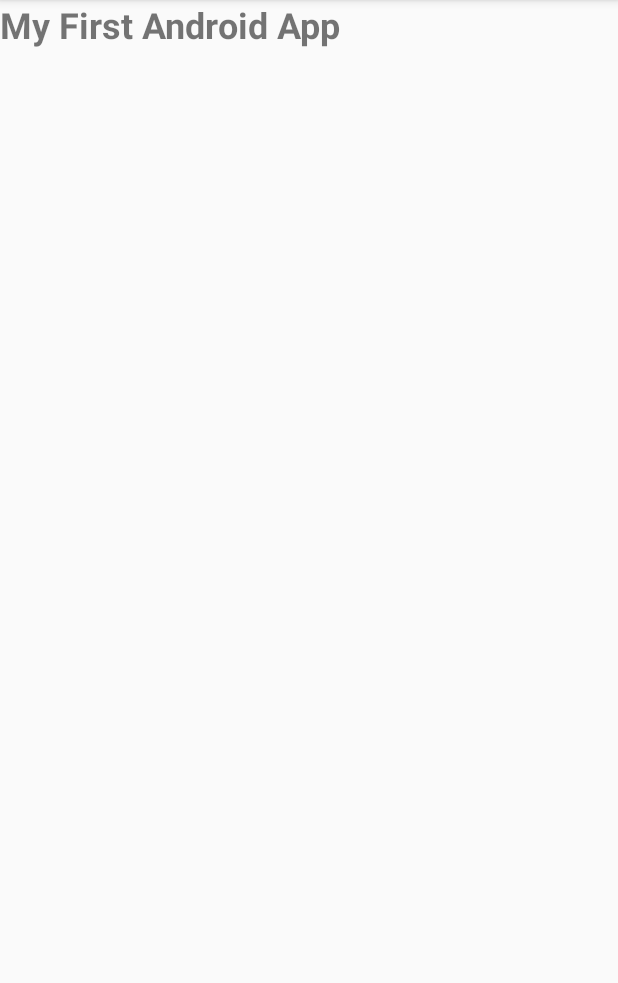
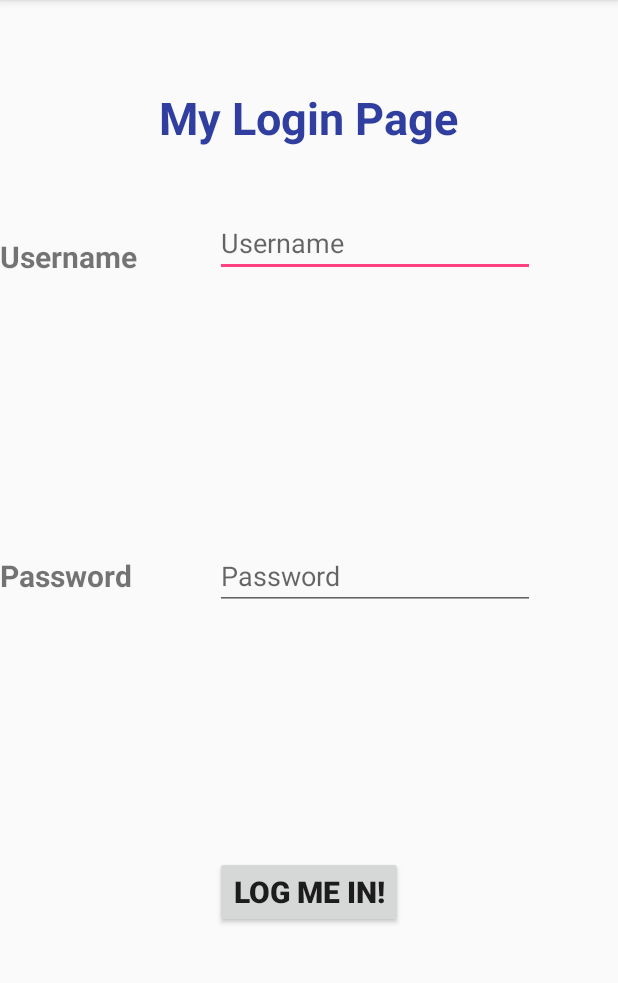
Before and after one commit to gauravpunn39/android-assignments, an Android app: the screen it shows after launch (MainActivity), on a phone screen of 412 x 824 dp, the part 84-1067 px from its top. Run offline under Robolectric (Android 15) with nearby library versions, the phone set to English and light mode, and no system bars.

Commit message:
Application Icon Changed and Toasts are created for each method of life cycle of Activity also Toast for onCreate method appears in Center

```diff
--- a/HelloWorld/app/src/main/AndroidManifest.xml
+++ b/HelloWorld/app/src/main/AndroidManifest.xml
@@ -4,9 +4,9 @@
 
     <application
         android:allowBackup="true"
-        android:icon="@mipmap/ic_launcher"
+        android:icon="@mipmap/hello"
         android:label="@string/app_name"
-        android:roundIcon="@mipmap/ic_launcher_round"
+        android:roundIcon="@mipmap/hello"
         android:supportsRtl="true"
         android:theme="@style/AppTheme">
         <activity android:name=".MainActivity">
--- a/HelloWorld/app/src/main/java/com/gauravpunn/helloworld/MainActivity.java
+++ b/HelloWorld/app/src/main/java/com/gauravpunn/helloworld/MainActivity.java
@@ -2,12 +2,55 @@ package com.gauravpunn.helloworld;
 
 import android.support.v7.app.AppCompatActivity;
 import android.os.Bundle;
+import android.view.Gravity;
+import android.widget.Toast;
 
 public class MainActivity extends AppCompatActivity {
 
     @Override
     protected void onCreate(Bundle savedInstanceState) {
         super.onCreate(savedInstanceState);
-        setContentView(R.layout.activity_main);
+        setContentView(R.layout.activity_next);
+
+        Toast toast = Toast.makeText(getApplicationContext(),
+                "Activity Created",Toast.LENGTH_SHORT);
+        toast.setGravity(Gravity.CENTER|Gravity.CENTER,0,0);
+        toast.show();
+    }
+
+    @Override
+    protected void onStart() {
+        super.onStart();
+        Toast.makeText(this, "Activity Started", Toast.LENGTH_SHORT).show();
+    }
+
+    @Override
+    protected void onPause() {
+        super.onPause();
+        Toast.makeText(this, "Activity is on Pause", Toast.LENGTH_SHORT).show();
+    }
+
+    @Override
+    protected void onResume() {
+        super.onResume();
+        Toast.makeText(this, "Resumed Activity", Toast.LENGTH_SHORT).show();
+    }
+
+    @Override
+    protected void onStop() {
+        super.onStop();
+        Toast.makeText(this, "Activity Stopped", Toast.LENGTH_SHORT).show();
+    }
+
+    @Override
+    protected void onRestart() {
+        super.onRestart();
+        Toast.makeText(this, "Activity Restarted", Toast.LENGTH_SHORT).show();
+    }
+
+    @Override
+    protected void onDestroy() {
+        super.onDestroy();
+        Toast.makeText(this, "Activity get Distroyed", Toast.LENGTH_SHORT).show();
     }
 }
--- a/HelloWorld/app/src/main/res/layout/activity_main.xml
+++ b/HelloWorld/app/src/main/res/layout/activity_main.xml
@@ -1,5 +1,5 @@
 <?xml version="1.0" encoding="utf-8"?>
-<android.support.constraint.ConstraintLayout xmlns:android="http://schemas.android.com/apk/res/android"
+<RelativeLayout xmlns:android="http://schemas.android.com/apk/res/android"
     xmlns:app="http://schemas.android.com/apk/res-auto"
     xmlns:tools="http://schemas.android.com/tools"
     android:layout_width="match_parent"
@@ -10,10 +10,11 @@
     <TextView
         android:layout_width="wrap_content"
         android:layout_height="46dp"
+        android:layout_centerInParent="true"
         android:text="@string/sample_text"
         android:textSize="24sp"
         android:textStyle="bold"
         tools:layout_editor_absoluteX="77dp"
         tools:layout_editor_absoluteY="197dp" />
 
-</android.support.constraint.ConstraintLayout>
+</RelativeLayout>
--- /dev/null
+++ b/HelloWorld/app/src/main/res/layout/activity_next.xml
@@ -0,0 +1,72 @@
+<?xml version="1.0" encoding="utf-8"?>
+<RelativeLayout
+    xmlns:android="http://schemas.android.com/apk/res/android"
+    xmlns:tools="http://schemas.android.com/tools"
+    android:layout_width="match_parent"
+    android:layout_height="match_parent">
+
+    <TextView
+        android:id="@+id/tv2"
+        android:layout_width="wrap_content"
+        android:layout_height="wrap_content"
+        android:layout_alignParentTop="true"
+        android:layout_centerHorizontal="true"
+        android:layout_marginTop="58dp"
+        android:text="My Login Page"
+        android:textColor="@color/colorPrimaryDark"
+        android:textSize="30sp"
+        android:textStyle="bold"
+        tools:text="My Login Page" />
+
+    <TextView
+        android:id="@+id/tv3"
+        android:layout_width="wrap_content"
+        android:layout_height="wrap_content"
+        android:layout_alignBottom="@+id/editText"
+        android:layout_alignParentStart="true"
+        android:text="@string/user_tv"
+        android:textSize="20sp"
+        android:textStyle="bold" />
+
+    <TextView
+        android:id="@+id/tv4"
+        android:layout_width="wrap_content"
+        android:layout_height="wrap_content"
+        android:layout_alignStart="@+id/tv3"
+        android:layout_centerVertical="true"
+        android:text="@string/pass_tv"
+        android:textSize="20sp"
+        android:textStyle="bold" />
+
+    <EditText
+        android:id="@+id/editText"
+        android:layout_width="wrap_content"
+        android:layout_height="wrap_content"
+        android:layout_alignParentTop="true"
+        android:layout_alignStart="@+id/button"
+        android:layout_marginTop="139dp"
+        android:ems="10"
+        android:hint="@string/user_tv"
+        android:inputType="textPersonName" />
+
+    <EditText
+        android:id="@+id/editText2"
+        android:layout_width="wrap_content"
+        android:layout_height="wrap_content"
+        android:layout_alignStart="@+id/editText"
+        android:layout_centerVertical="true"
+        android:ems="10"
+        android:hint="@string/pass_tv"
+        android:inputType="textPassword" />
+
+    <Button
+        android:id="@+id/button"
+        android:layout_width="wrap_content"
+        android:layout_height="wrap_content"
+        android:layout_alignParentBottom="true"
+        android:layout_centerHorizontal="true"
+        android:layout_marginBottom="149dp"
+        android:text="@string/login_btn"
+        android:textSize="20sp"
+        android:textStyle="bold" />
+</RelativeLayout>
--- a/HelloWorld/app/src/main/res/values/colors.xml
+++ b/HelloWorld/app/src/main/res/values/colors.xml
@@ -1,6 +1,6 @@
 <?xml version="1.0" encoding="utf-8"?>
 <resources>
     <color name="colorPrimary">#3F51B5</color>
-    <color name="colorPrimaryDark">#303F9F</color>
+    <color name="colorPrimaryDark">#303f9f</color>
     <color name="colorAccent">#FF4081</color>
 </resources>
--- a/HelloWorld/app/src/main/res/values/strings.xml
+++ b/HelloWorld/app/src/main/res/values/strings.xml
@@ -1,4 +1,7 @@
 <resources>
     <string name="app_name">Hello World</string>
     <string name="sample_text">My First Android App</string>
+    <string name="user_tv">Username</string>
+    <string name="pass_tv">Password</string>
+    <string name="login_btn">Log Me In!</string>
 </resources>
```
